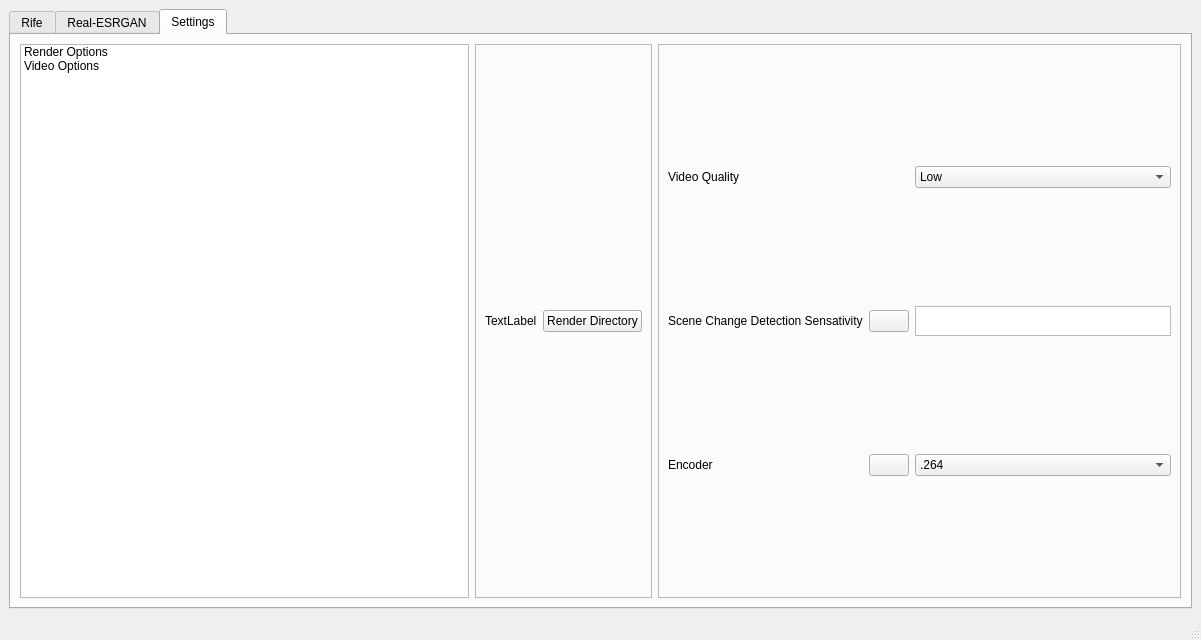
Old version of the form mainwindow.ui in the repository TNTwise/REAL-Video-Enhancer.
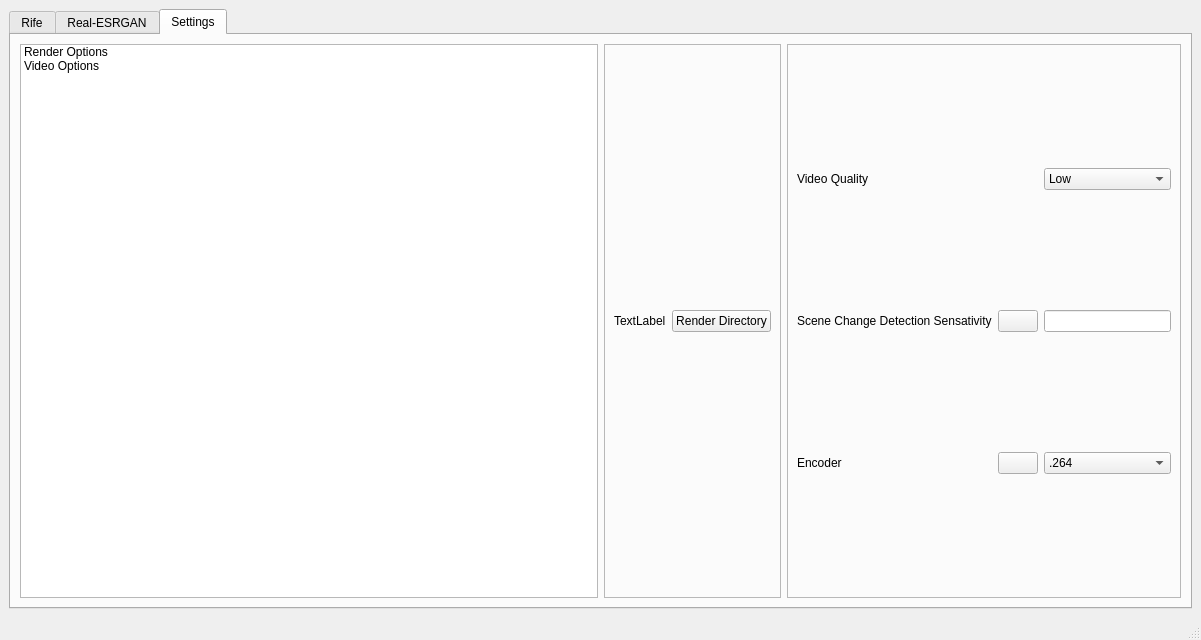
New version of the form. Icons and pictures are not drawn.

The edit to the form file:
```diff
--- a/mainwindow.ui
+++ b/mainwindow.ui
@@ -331,16 +331,6 @@
                  </property>
                 </widget>
                </item>
-               <item row="1" column="2">
-                <widget class="QPlainTextEdit" name="plainTextEdit">
-                 <property name="maximumSize">
-                  <size>
-                   <width>16777215</width>
-                   <height>30</height>
-                  </size>
-                 </property>
-                </widget>
-               </item>
                <item row="0" column="2">
                 <widget class="QComboBox" name="VidQualityCombo">
                  <item>
@@ -397,6 +387,16 @@
                  </property>
                 </widget>
                </item>
+               <item row="1" column="2">
+                <widget class="QLineEdit" name="lineEdit">
+                 <property name="text">
+                  <string/>
+                 </property>
+                 <property name="maxLength">
+                  <number>1</number>
+                 </property>
+                </widget>
+               </item>
               </layout>
              </widget>
             </item>
```
